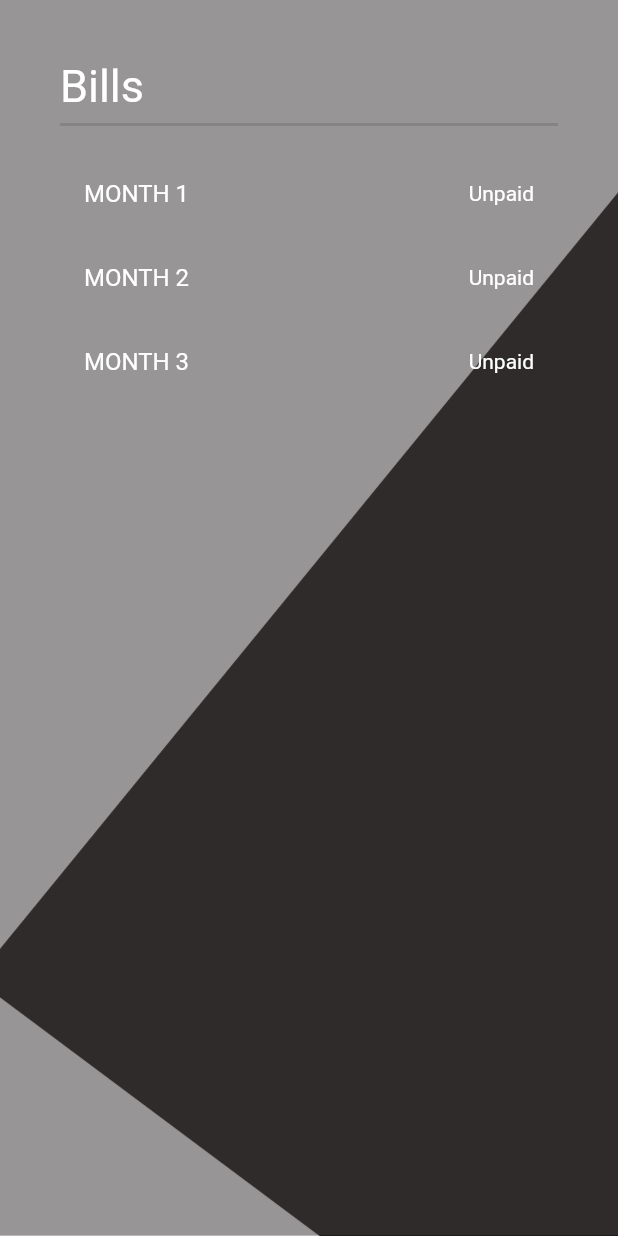
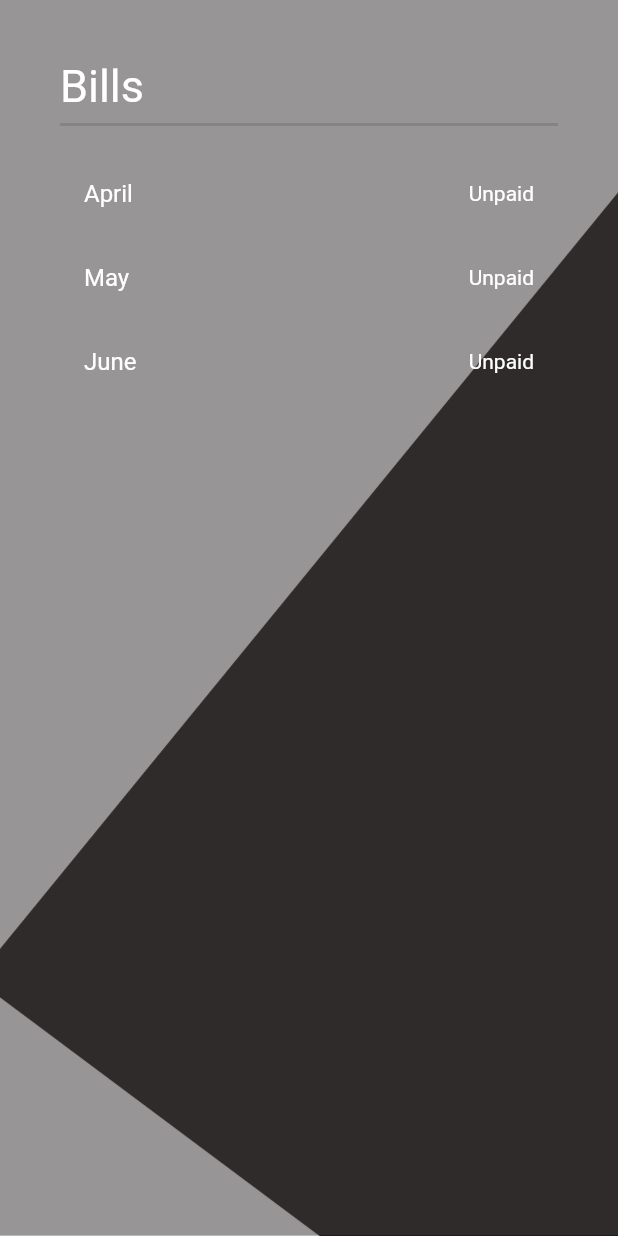
Before and after one commit to MiniProject-HMS/frontend, a Flutter app: the ScreenBill screen opened directly, on a phone screen of 412 x 824 dp. Run offline on Flutter 3.47's test engine with Material 2 defaults, Android fonts, the phone set to English and light mode, and no system bars; our stand-ins replace hive, hive_flutter; missing offline and left inert: qr_code_scanner; accounts and stored records are empty.

Commit message:
Fixed some errors

```diff
--- a/lib/screens/bill_info.dart
+++ b/lib/screens/bill_info.dart
@@ -46,16 +46,16 @@ class _ScreenBillState extends State<ScreenBill> {
       ),
     );
   }
-
+final List<String> entries = <String>['April', 'May', 'June'];
   Widget _unpaidBillsList() {
-    final List<String> entries = <String>['1', '2', '3'];
+    final List<String> entries = <String>['April', 'May', 'June'];
     return (ListView.separated(
       // padding: const EdgeInsets.all(8),
       itemCount: entries.length,
       itemBuilder: (BuildContext context, int index) {
         return ListTile(
           title: Text(
-            'MONTH ${entries[index]}', //year
+            '${entries[index]}', //year
             style: TextStyle(color: Colors.white),
           ),
           onTap: () {
@@ -107,7 +107,7 @@ class _ScreenBillState extends State<ScreenBill> {
                   Padding(
                     padding: EdgeInsets.fromLTRB(0, 10, 0, 0),
                     child: Text(
-                      '$index',
+                      '${entries[index]}',
                       style: TextStyle(fontSize: 20, color: Colors.white),
                     ),
                   )
--- a/lib/screens/login_page.dart
+++ b/lib/screens/login_page.dart
@@ -195,6 +195,7 @@ class _LoginPageState extends State<LoginPage> {
       var a = jsonDecode(response.body);
       var box = Hive.box('dataStore');
       box.put('adm_id', id);
+      box.put('newLog', true);
       return (a['status']);
     } catch (e) {
       return e.toString();
--- a/lib/screens/profile_page.dart
+++ b/lib/screens/profile_page.dart
@@ -8,11 +8,11 @@ class ScreenProfile extends StatelessWidget {
   ScreenProfile({Key? key}) : super(key: key);
 
   var box = Hive.box('dataStore');
-  late var name;
+  var name;
 
   @override
   Widget build(BuildContext context) {
-    if ((box.get('stName') == null) || (box.get('hostel') == null)) {
+    if ((box.get('stName') == null) || (box.get('hostel') == null) || (box.get('newLog') == true)) {
       fetchName();
     }
     return Container(
@@ -188,6 +188,7 @@ class ScreenProfile extends StatelessWidget {
       box.put('stName', stName["name"]);
       box.put('hostel', stName["hostel"]);
       box.put('room_no', stName["room_no"]);
+      box.put('newLog', false);
       return "success";
     } else {
       // If the server did not return a 200 OK response,
```
Also changed, not shown: 1 other file.
